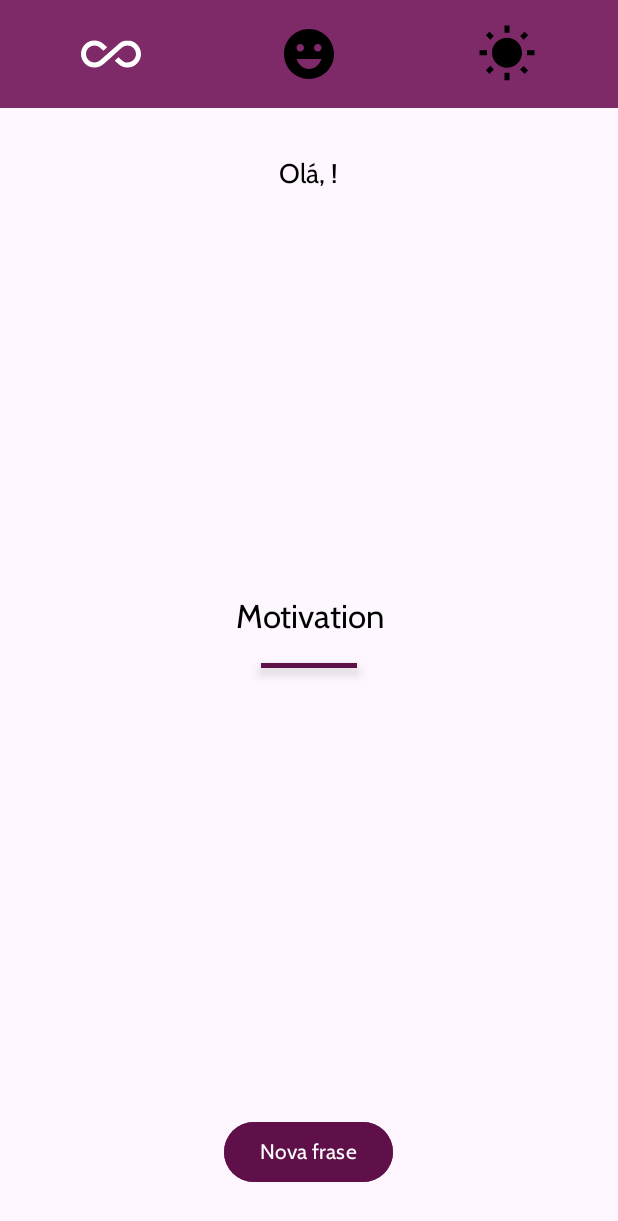
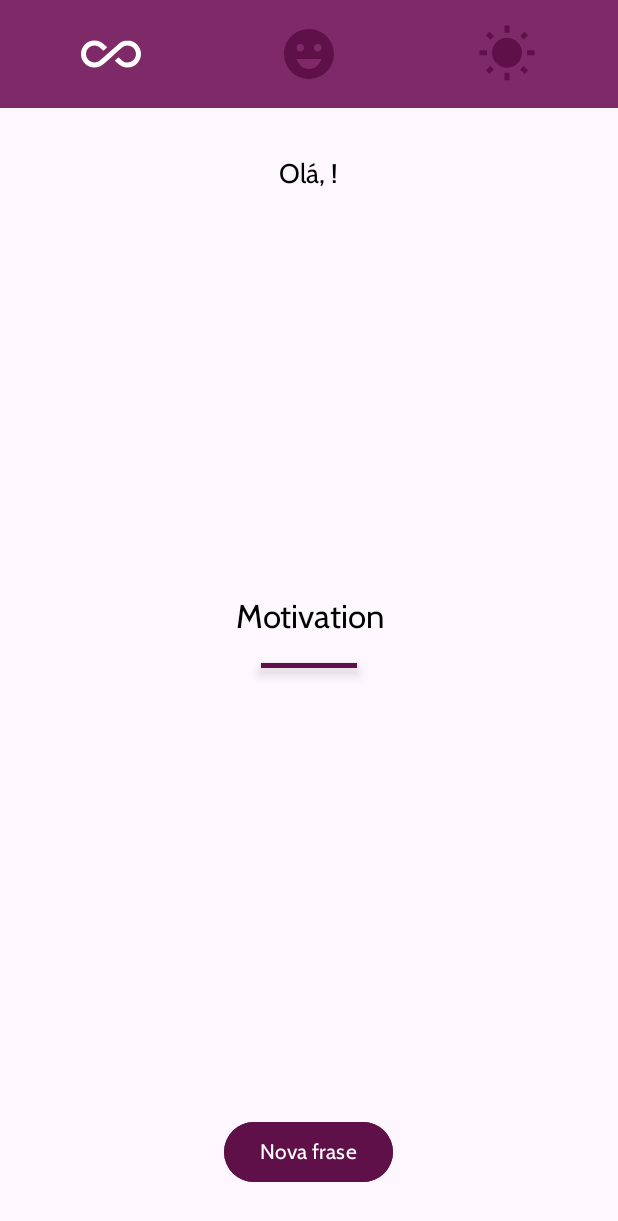
Before and after one commit to marcellwsa/motivation, an Android app: the MainActivity screen opened directly, with no data from a screen before it, on a phone screen of 412 x 824 dp. Shown: the top 1221 px of the screen. Run offline under Robolectric (Android 15) with nearby library versions, the phone set to English and light mode, and no system bars.

```diff
--- a/app/src/main/java/devandroid/isa/motivation/ui/MainActivity.kt
+++ b/app/src/main/java/devandroid/isa/motivation/ui/MainActivity.kt
@@ -4,6 +4,7 @@ import android.os.Bundle
 import android.view.View
 import androidx.activity.enableEdgeToEdge
 import androidx.appcompat.app.AppCompatActivity
+import androidx.core.content.ContextCompat
 import devandroid.isa.motivation.utils.MotivationConstants
 import devandroid.isa.motivation.R
 import devandroid.isa.motivation.utils.SecurityPreferences
@@ -12,6 +13,7 @@ import devandroid.isa.motivation.databinding.ActivityMainBinding
 class MainActivity : AppCompatActivity(), View.OnClickListener {
 
     private lateinit var binding: ActivityMainBinding
+    private var categoryId = 1
 
     override fun onCreate(savedInstanceState: Bundle?) {
         super.onCreate(savedInstanceState)
@@ -24,9 +26,12 @@ class MainActivity : AppCompatActivity(), View.OnClickListener {
         //supportActionBar?.show()
 
         handleUserName()
-
+        handleFilter(R.id.image_all)
 
         binding.btnNovaFrase.setOnClickListener(this)
+        binding.imageAll.setOnClickListener(this)
+        binding.imageHappy.setOnClickListener(this)
+        binding.imageSunny.setOnClickListener(this)
 
     }
 
@@ -38,6 +43,31 @@ class MainActivity : AppCompatActivity(), View.OnClickListener {
     override fun onClick(view: View) {
         if (view.id == R.id.btn_nova_frase) {
             var s = ""
+        } else if (view.id in listOf(R.id.image_all, R.id.image_happy, R.id.image_sunny)) {
+            handleFilter(view.id)
+
         }
     }
+
+    private fun handleFilter(id: Int) {
+        binding.imageAll.setColorFilter(ContextCompat.getColor(this, R.color.dark_purple))
+        binding.imageSunny.setColorFilter(ContextCompat.getColor(this, R.color.dark_purple))
+        binding.imageHappy.setColorFilter(ContextCompat.getColor(this, R.color.dark_purple))
+
+        when (id) {
+            R.id.image_all -> {
+                binding.imageAll.setColorFilter(ContextCompat.getColor(this, R.color.white))
+                categoryId = MotivationConstants.FILTER.ALL
+            }
+            R.id.image_happy -> {
+                binding.imageHappy.setColorFilter(ContextCompat.getColor(this, R.color.white))
+                 categoryId = MotivationConstants.FILTER.HAPPY
+            }
+            R.id.image_sunny -> {
+                binding.imageSunny.setColorFilter(ContextCompat.getColor(this, R.color.white))
+                categoryId = MotivationConstants.FILTER.SUNNY
+            }
+        }
+
+    }
 }
--- a/app/src/main/java/devandroid/isa/motivation/utils/MotivationConstants.kt
+++ b/app/src/main/java/devandroid/isa/motivation/utils/MotivationConstants.kt
@@ -5,5 +5,10 @@ class MotivationConstants private constructor() {
     object KEY {
         const val USER_NAME = "USER_NAME"
     }
+    object FILTER {
+        const val ALL = 1
+        const val HAPPY = 2
+        const val SUNNY = 3
+    }
 
 }
--- a/app/src/main/res/layout/activity_main.xml
+++ b/app/src/main/res/layout/activity_main.xml
@@ -19,6 +19,7 @@
         android:paddingBottom="16dp">
 
         <ImageView
+            android:id="@+id/image_all"
             android:layout_width="0dp"
             android:layout_height="40dp"
             android:layout_weight="1"
@@ -26,12 +27,14 @@
             app:tint="@color/white" />
 
         <ImageView
+            android:id="@+id/image_happy"
             android:layout_width="0dp"
             android:layout_height="40dp"
             android:layout_weight="1"
             android:src="@drawable/ic_happy_24" />
 
         <ImageView
+            android:id="@+id/image_sunny"
             android:layout_width="0dp"
             android:layout_height="40dp"
             android:layout_weight="1"
```
